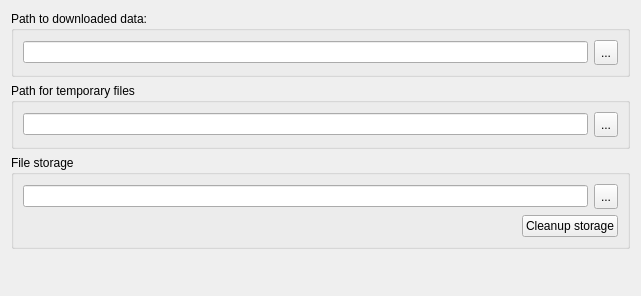
This is src/ugeneui/src/app_settings/directories_settings/DirectoriesSettingsWidget.ui in violethaze74/ugene as Qt 5 draws it before an edit. The edited form follows.
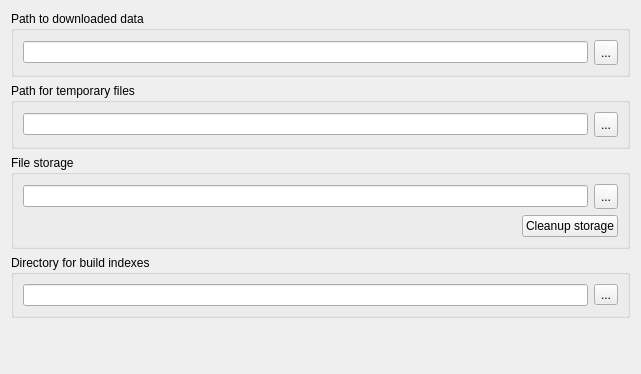
This is the edited form.

Commit message: UGENE-5099. Remove Genome Aligner Tab

Patch:
```diff
--- a/src/ugeneui/src/app_settings/directories_settings/DirectoriesSettingsWidget.ui
+++ b/src/ugeneui/src/app_settings/directories_settings/DirectoriesSettingsWidget.ui
@@ -7,7 +7,7 @@
     <x>0</x>
     <y>0</y>
     <width>641</width>
-    <height>296</height>
+    <height>374</height>
    </rect>
   </property>
   <property name="sizePolicy">
@@ -19,11 +19,13 @@
   <property name="windowTitle">
    <string/>
   </property>
-  <layout class="QVBoxLayout" name="verticalLayout_4">
-   <item>
+  <layout class="QGridLayout" name="gridLayout_2">
+   <item row="0" column="0">
+    <layout class="QGridLayout" name="gridLayout">
+     <item row="0" column="0">
     <widget class="QGroupBox" name="downloadedDataDirgroupBox">
      <property name="title">
-      <string>Path to downloaded data:</string>
+        <string>Path to downloaded data</string>
      </property>
      <layout class="QHBoxLayout" name="horizontalLayout_4">
       <item>
@@ -164,7 +166,32 @@
      </layout>
     </widget>
    </item>
+     <item row="3" column="0">
+      <widget class="QGroupBox" name="groupBox_4">
+       <property name="title">
+        <string>Directory for build indexes</string>
+       </property>
+       <layout class="QVBoxLayout" name="verticalLayout_2">
    <item>
+         <layout class="QHBoxLayout" name="horizontalLayout_2">
+          <item>
+           <widget class="QLineEdit" name="indexDirectoryEdit"/>
+          </item>
+          <item>
+           <widget class="QToolButton" name="indexDirectoryButton">
+            <property name="text">
+             <string notr="true">...</string>
+            </property>
+           </widget>
+          </item>
+         </layout>
+        </item>
+       </layout>
+      </widget>
+     </item>
+    </layout>
+   </item>
+   <item row="1" column="0">
     <spacer name="verticalSpacer">
      <property name="orientation">
       <enum>Qt::Vertical</enum>
```
Left out of the diff: 7 changed lines with no effect on the pictures. Lines whose indentation alone changed are shown as unchanged. The commit also changes 6 other files.
